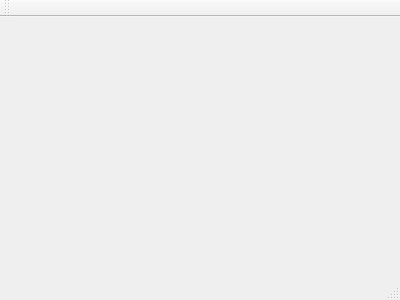
Above: resources/mainwindow.ui from florianblume/6d-pat before the change. Below: the same form after it.
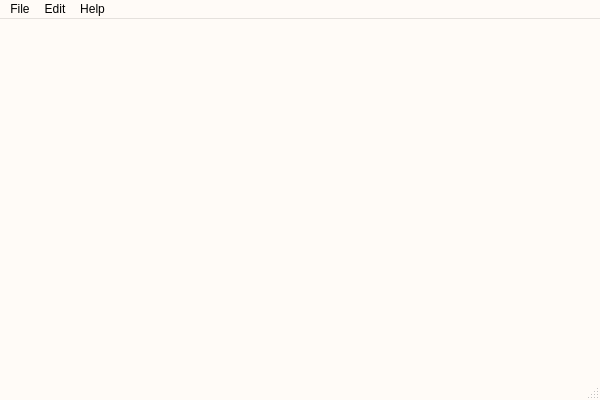
That is the form after the change.

What changed in the file:
```diff
--- a/resources/mainwindow.ui
+++ b/resources/mainwindow.ui
@@ -1,24 +1,523 @@
 <ui version="4.0">
  <class>MainWindow</class>
- <widget class="QMainWindow" name="MainWindow" >
-  <property name="geometry" >
+ <widget class="QMainWindow" name="MainWindow">
+  <property name="geometry">
    <rect>
     <x>0</x>
     <y>0</y>
-    <width>400</width>
-    <height>300</height>
+    <width>600</width>
+    <height>400</height>
    </rect>
   </property>
-  <property name="windowTitle" >
-   <string>MainWindow</string>
+  <property name="minimumSize">
+   <size>
+    <width>600</width>
+    <height>400</height>
+   </size>
   </property>
-  <widget class="QMenuBar" name="menuBar" />
-  <widget class="QToolBar" name="mainToolBar" />
-  <widget class="QWidget" name="centralWidget" />
-  <widget class="QStatusBar" name="statusBar" />
+  <property name="palette">
+   <palette>
+    <active>
+     <colorrole role="WindowText">
+      <brush brushstyle="SolidPattern">
+       <color alpha="255">
+        <red>0</red>
+        <green>0</green>
+        <blue>0</blue>
+       </color>
+      </brush>
+     </colorrole>
+     <colorrole role="Button">
+      <brush brushstyle="SolidPattern">
+       <color alpha="255">
+        <red>255</red>
+        <green>251</green>
+        <blue>247</blue>
+       </color>
+      </brush>
+     </colorrole>
+     <colorrole role="Light">
+      <brush brushstyle="SolidPattern">
+       <color alpha="255">
+        <red>255</red>
+        <green>255</green>
+        <blue>255</blue>
+       </color>
+      </brush>
+     </colorrole>
+     <colorrole role="Midlight">
+      <brush brushstyle="SolidPattern">
+       <color alpha="255">
+        <red>255</red>
+        <green>253</green>
+        <blue>251</blue>
+       </color>
+      </brush>
+     </colorrole>
+     <colorrole role="Dark">
+      <brush brushstyle="SolidPattern">
+       <color alpha="255">
+        <red>127</red>
+        <green>125</green>
+        <blue>123</blue>
+       </color>
+      </brush>
+     </colorrole>
+     <colorrole role="Mid">
+      <brush brushstyle="SolidPattern">
+       <color alpha="255">
+        <red>170</red>
+        <green>167</green>
+        <blue>165</blue>
+       </color>
+      </brush>
+     </colorrole>
+     <colorrole role="Text">
+      <brush brushstyle="SolidPattern">
+       <color alpha="255">
+        <red>0</red>
+        <green>0</green>
+        <blue>0</blue>
+       </color>
+      </brush>
+     </colorrole>
+     <colorrole role="BrightText">
+      <brush brushstyle="SolidPattern">
+       <color alpha="255">
+        <red>255</red>
+        <green>255</green>
+        <blue>255</blue>
+       </color>
+      </brush>
+     </colorrole>
+     <colorrole role="ButtonText">
+      <brush brushstyle="SolidPattern">
+       <color alpha="255">
+        <red>0</red>
+        <green>0</green>
+        <blue>0</blue>
+       </color>
+      </brush>
+     </colorrole>
+     <colorrole role="Base">
+      <brush brushstyle="SolidPattern">
+       <color alpha="255">
+        <red>255</red>
+        <green>255</green>
+        <blue>255</blue>
+       </color>
+      </brush>
+     </colorrole>
+     <colorrole role="Window">
+      <brush brushstyle="SolidPattern">
+       <color alpha="255">
+        <red>255</red>
+        <green>251</green>
+        <blue>247</blue>
+       </color>
+      </brush>
+     </colorrole>
+     <colorrole role="Shadow">
+      <brush brushstyle="SolidPattern">
+       <color alpha="255">
+        <red>0</red>
+        <green>0</green>
+        <blue>0</blue>
+       </color>
+      </brush>
+     </colorrole>
+     <colorrole role="AlternateBase">
+      <brush brushstyle="SolidPattern">
+       <color alpha="255">
+        <red>255</red>
+        <green>253</green>
+        <blue>251</blue>
+       </color>
+      </brush>
+     </colorrole>
+     <colorrole role="ToolTipBase">
+      <brush brushstyle="SolidPattern">
+       <color alpha="255">
+        <red>255</red>
+        <green>255</green>
+        <blue>220</blue>
+       </color>
+      </brush>
+     </colorrole>
+     <colorrole role="ToolTipText">
+      <brush brushstyle="SolidPattern">
+       <color alpha="255">
+        <red>0</red>
+        <green>0</green>
+        <blue>0</blue>
+       </color>
+      </brush>
+     </colorrole>
+    </active>
+    <inactive>
+     <colorrole role="WindowText">
+      <brush brushstyle="SolidPattern">
+       <color alpha="255">
+        <red>0</red>
+        <green>0</green>
+        <blue>0</blue>
+       </color>
+      </brush>
+     </colorrole>
+     <colorrole role="Button">
+      <brush brushstyle="SolidPattern">
+       <color alpha="255">
+        <red>255</red>
+        <green>251</green>
+        <blue>247</blue>
+       </color>
+      </brush>
+     </colorrole>
+     <colorrole role="Light">
+      <brush brushstyle="SolidPattern">
+       <color alpha="255">
+        <red>255</red>
+        <green>255</green>
+        <blue>255</blue>
+       </color>
+      </brush>
+     </colorrole>
+     <colorrole role="Midlight">
+      <brush brushstyle="SolidPattern">
+       <color alpha="255">
+        <red>255</red>
+        <green>253</green>
+        <blue>251</blue>
+       </color>
+      </brush>
+     </colorrole>
+     <colorrole role="Dark">
+      <brush brushstyle="SolidPattern">
+       <color alpha="255">
+        <red>127</red>
+        <green>125</green>
+        <blue>123</blue>
+       </color>
+      </brush>
+     </colorrole>
+     <colorrole role="Mid">
+      <brush brushstyle="SolidPattern">
+       <color alpha="255">
+        <red>170</red>
+        <green>167</green>
+        <blue>165</blue>
+       </color>
+      </brush>
+     </colorrole>
+     <colorrole role="Text">
+      <brush brushstyle="SolidPattern">
+       <color alpha="255">
+        <red>0</red>
+        <green>0</green>
+        <blue>0</blue>
+       </color>
+      </brush>
+     </colorrole>
+     <colorrole role="BrightText">
+      <brush brushstyle="SolidPattern">
+       <color alpha="255">
+        <red>255</red>
+        <green>255</green>
+        <blue>255</blue>
+       </color>
+      </brush>
+     </colorrole>
+     <colorrole role="ButtonText">
+      <brush brushstyle="SolidPattern">
+       <color alpha="255">
+        <red>0</red>
+        <green>0</green>
+        <blue>0</blue>
+       </color>
+      </brush>
+     </colorrole>
+     <colorrole role="Base">
+      <brush brushstyle="SolidPattern">
+       <color alpha="255">
+        <red>255</red>
+        <green>255</green>
+        <blue>255</blue>
+       </color>
+      </brush>
+     </colorrole>
+     <colorrole role="Window">
+      <brush brushstyle="SolidPattern">
+       <color alpha="255">
+        <red>255</red>
+        <green>251</green>
+        <blue>247</blue>
+       </color>
+      </brush>
+     </colorrole>
+     <colorrole role="Shadow">
+      <brush brushstyle="SolidPattern">
+       <color alpha="255">
+        <red>0</red>
+        <green>0</green>
+        <blue>0</blue>
+       </color>
+      </brush>
+     </colorrole>
+     <colorrole role="AlternateBase">
+      <brush brushstyle="SolidPattern">
+       <color alpha="255">
+        <red>255</red>
+        <green>253</green>
+        <blue>251</blue>
+       </color>
+      </brush>
+     </colorrole>
+     <colorrole role="ToolTipBase">
+      <brush brushstyle="SolidPattern">
+       <color alpha="255">
+        <red>255</red>
+        <green>255</green>
+        <blue>220</blue>
+       </color>
+      </brush>
+     </colorrole>
+     <colorrole role="ToolTipText">
+      <brush brushstyle="SolidPattern">
+       <color alpha="255">
+        <red>0</red>
+        <green>0</green>
+        <blue>0</blue>
+       </color>
+      </brush>
+     </colorrole>
+    </inactive>
+    <disabled>
+     <colorrole role="WindowText">
+      <brush brushstyle="SolidPattern">
+       <color alpha="255">
+        <red>127</red>
+        <green>125</green>
+        <blue>123</blue>
+       </color>
+      </brush>
+     </colorrole>
+     <colorrole role="Button">
+      <brush brushstyle="SolidPattern">
+       <color alpha="255">
+        <red>255</red>
+        <green>251</green>
+        <blue>247</blue>
+       </color>
+      </brush>
+     </colorrole>
+     <colorrole role="Light">
+      <brush brushstyle="SolidPattern">
+       <color alpha="255">
+        <red>255</red>
+        <green>255</green>
+        <blue>255</blue>
+       </color>
+      </brush>
+     </colorrole>
+     <colorrole role="Midlight">
+      <brush brushstyle="SolidPattern">
+       <color alpha="255">
+        <red>255</red>
+        <green>253</green>
+        <blue>251</blue>
+       </color>
+      </brush>
+     </colorrole>
+     <colorrole role="Dark">
+      <brush brushstyle="SolidPattern">
+       <color alpha="255">
+        <red>127</red>
+        <green>125</green>
+        <blue>123</blue>
+       </color>
+      </brush>
+     </colorrole>
+     <colorrole role="Mid">
+      <brush brushstyle="SolidPattern">
+       <color alpha="255">
+        <red>170</red>
+        <green>167</green>
+        <blue>165</blue>
+       </color>
+      </brush>
+     </colorrole>
+     <colorrole role="Text">
+      <brush brushstyle="SolidPattern">
+       <color alpha="255">
+        <red>127</red>
+        <green>125</green>
+        <blue>123</blue>
+       </color>
+      </brush>
+     </colorrole>
+     <colorrole role="BrightText">
+      <brush brushstyle="SolidPattern">
+       <color alpha="255">
+        <red>255</red>
+        <green>255</green>
+        <blue>255</blue>
+       </color>
+      </brush>
+     </colorrole>
+     <colorrole role="ButtonText">
+      <brush brushstyle="SolidPattern">
+       <color alpha="255">
+        <red>127</red>
+        <green>125</green>
+        <blue>123</blue>
+       </color>
+      </brush>
+     </colorrole>
+     <colorrole role="Base">
+      <brush brushstyle="SolidPattern">
+       <color alpha="255">
+        <red>255</red>
+        <green>251</green>
+        <blue>247</blue>
+       </color>
+      </brush>
+     </colorrole>
+     <colorrole role="Window">
+      <brush brushstyle="SolidPattern">
+       <color alpha="255">
+        <red>255</red>
+        <green>251</green>
+        <blue>247</blue>
+       </color>
+      </brush>
+     </colorrole>
+     <colorrole role="Shadow">
+      <brush brushstyle="SolidPattern">
+       <color alpha="255">
+        <red>0</red>
+        <green>0</green>
+        <blue>0</blue>
+       </color>
+      </brush>
+     </colorrole>
+     <colorrole role="AlternateBase">
+      <brush brushstyle="SolidPattern">
+       <color alpha="255">
+        <red>255</red>
+        <green>251</green>
+        <blue>247</blue>
+       </color>
+      </brush>
+     </colorrole>
+     <colorrole role="ToolTipBase">
+      <brush brushstyle="SolidPattern">
+       <color alpha="255">
+        <red>255</red>
+        <green>255</green>
+        <blue>220</blue>
+       </color>
+      </brush>
+     </colorrole>
+     <colorrole role="ToolTipText">
+      <brush brushstyle="SolidPattern">
+       <color alpha="255">
+        <red>0</red>
+        <green>0</green>
+        <blue>0</blue>
+       </color>
+      </brush>
+     </colorrole>
+    </disabled>
+   </palette>
+  </property>
+  <property name="windowTitle">
+   <string>Otiat</string>
+  </property>
+  <widget class="QWidget" name="centralWidget">
+   <property name="autoFillBackground">
+    <bool>false</bool>
+   </property>
+  </widget>
+  <widget class="QMenuBar" name="menuBar">
+   <property name="geometry">
+    <rect>
+     <x>0</x>
+     <y>0</y>
+     <width>600</width>
+     <height>19</height>
+    </rect>
+   </property>
+   <widget class="QMenu" name="menuFile">
+    <property name="title">
+     <string>File</string>
+    </property>
+    <addaction name="actionSettings"/>
+    <addaction name="actionExport"/>
+    <addaction name="separator"/>
+    <addaction name="actionExit"/>
+   </widget>
+   <widget class="QMenu" name="menuEdit">
+    <property name="title">
+     <string>Edit</string>
+    </property>
+    <addaction name="actionUndo"/>
+    <addaction name="actionRedo"/>
+   </widget>
+   <widget class="QMenu" name="menuHelp">
+    <property name="title">
+     <string>Help</string>
+    </property>
+    <addaction name="actionOnline_Help"/>
+    <addaction name="actionTutorial"/>
+    <addaction name="actionAbout"/>
+   </widget>
+   <addaction name="menuFile"/>
+   <addaction name="menuEdit"/>
+   <addaction name="menuHelp"/>
+  </widget>
+  <widget class="QStatusBar" name="statusBar"/>
+  <action name="actionSettings">
+   <property name="text">
+    <string>Settings</string>
+   </property>
+  </action>
+  <action name="actionExport">
+   <property name="text">
+    <string>Export</string>
+   </property>
+  </action>
+  <action name="actionExit">
+   <property name="text">
+    <string>Exit</string>
+   </property>
+  </action>
+  <action name="actionUndo">
+   <property name="text">
+    <string>Undo</string>
+   </property>
+  </action>
+  <action name="actionRedo">
+   <property name="text">
+    <string>Redo</string>
+   </property>
+  </action>
+  <action name="actionAbout">
+   <property name="text">
+    <string>About</string>
+   </property>
+  </action>
+  <action name="actionOnline_Help">
+   <property name="text">
+    <string>Online Help</string>
+   </property>
+  </action>
+  <action name="actionTutorial">
+   <property name="text">
+    <string>Tutorial</string>
+   </property>
+  </action>
  </widget>
- <layoutDefault spacing="6" margin="11" />
- <pixmapfunction></pixmapfunction>
+ <layoutdefault spacing="6" margin="11"/>
  <resources/>
  <connections/>
 </ui>
```
Left out of the diff: 1 changed line with no effect on the pictures.
